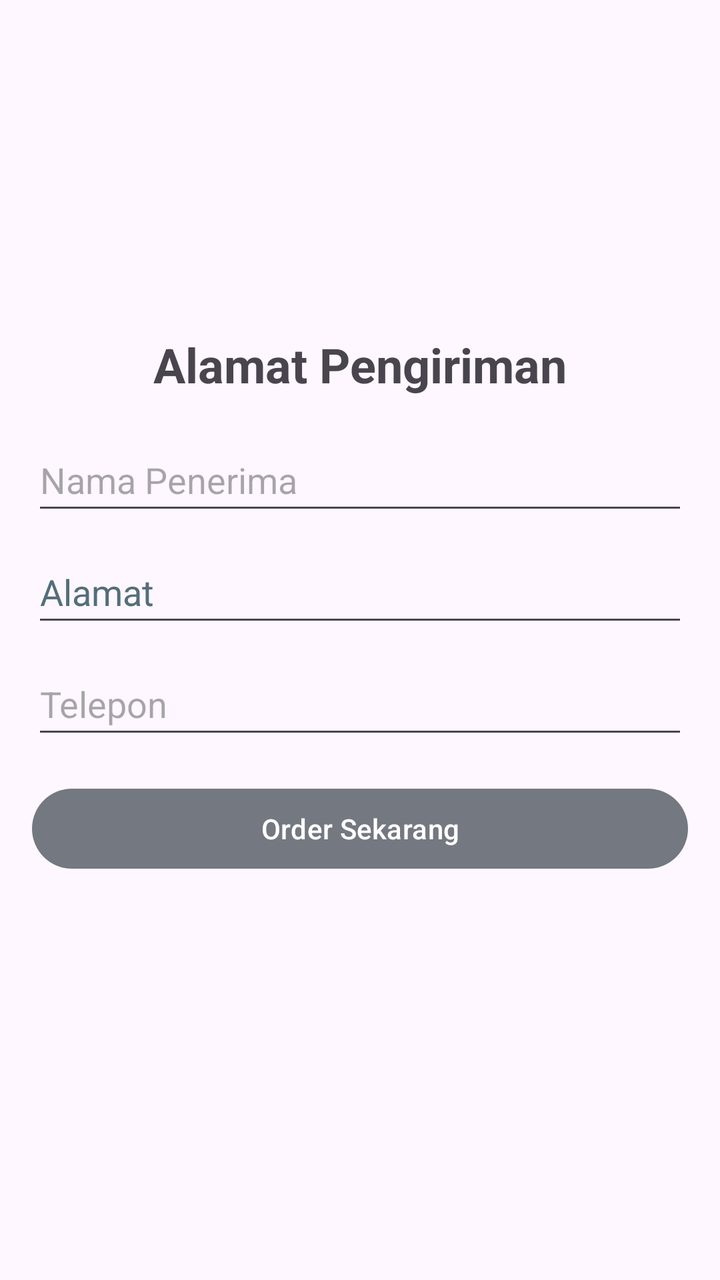
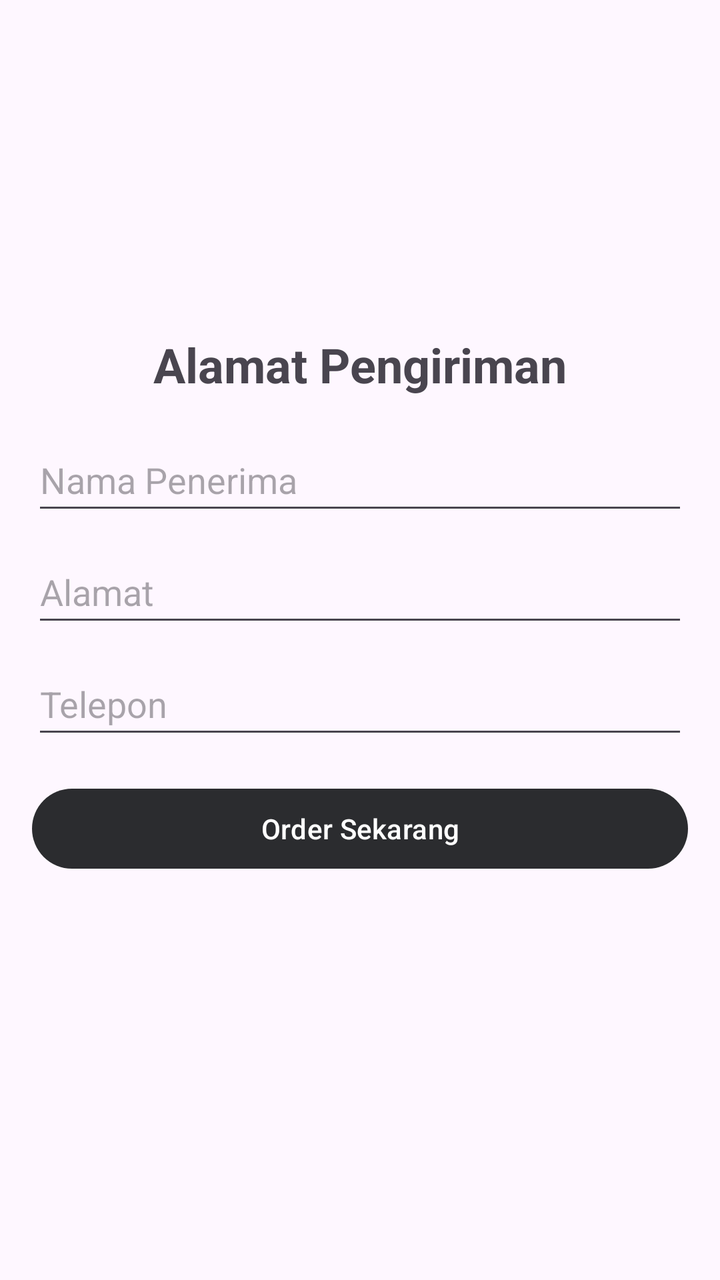

Before-and-after screenshots of an Android layout around one commit, followed by the original layout XML and the change that was made.
<!-- AndroidManifest.xml: application theme Theme.MesenMakanan -->
<!-- res/layout/activity_alamat_pengiriman.xml -->
<?xml version="1.0" encoding="utf-8"?>
<RelativeLayout xmlns:android="http://schemas.android.com/apk/res/android"
    xmlns:tools="http://schemas.android.com/tools"
    android:layout_width="match_parent"
    android:layout_height="match_parent"
    android:padding="16dp"
    tools:context=".AlamatPengirimanActivity">

    <TextView
        android:id="@+id/text_alamat_pengiriman"
        android:layout_width="wrap_content"
        android:layout_height="wrap_content"
        android:text="@string/alamat_pengiriman"
        android:textSize="24sp"
        android:textStyle="bold"
        android:layout_centerHorizontal="true"
        android:layout_marginTop="150dp"/>

    <EditText
        android:id="@+id/edit_text_nama_penerima"
        android:layout_width="match_parent"
        android:layout_height="wrap_content"
        android:layout_below="@id/text_alamat_pengiriman"
        android:layout_marginTop="16dp"
        android:autofillHints=""
        android:hint="@string/nama_penerima"
        android:minHeight="48dp"
        tools:ignore="TextFields" />

    <EditText
        android:id="@+id/edit_text_alamat"
        android:layout_width="match_parent"
        android:layout_height="wrap_content"
        android:layout_below="@id/edit_text_nama_penerima"
        android:layout_marginTop="8dp"
        android:autofillHints=""
        android:hint="@string/alamat"
        android:minHeight="48dp"
        android:textColorHint="#546E7A"
        tools:ignore="TextFields" />

    <EditText
        android:id="@+id/edit_text_telepon"
        android:layout_width="match_parent"
        android:layout_height="wrap_content"
        android:layout_below="@id/edit_text_alamat"
        android:layout_marginTop="8dp"
        android:autofillHints=""
        android:hint="@string/telepon"
        android:inputType="phone"
        android:minHeight="48dp" />

    <Button
        android:id="@+id/button_order_sekarang"
        android:layout_width="match_parent"
        android:layout_height="wrap_content"
        android:text="@string/order_sekarang"
        android:layout_below="@id/edit_text_telepon"
        android:layout_marginTop="16dp"/>

</RelativeLayout>
<!-- resources referenced by this layout -->
<resources>
  <string name="alamat">Alamat</string>
  <string name="alamat_pengiriman">Alamat Pengiriman</string>
  <string name="nama_penerima">Nama Penerima</string>
  <string name="order_sekarang">Order Sekarang</string>
  <string name="telepon">Telepon</string>
  <style name="Theme.MesenMakanan" parent="Base.Theme.MesenMakanan" />
  <style name="Base.Theme.MesenMakanan" parent="Theme.Material3.DayNight.NoActionBar">
          
          <item name="colorPrimary">@color/storm_gray</item>
      </style>
  <color name="storm_gray">#747880</color>
</resources>

<!-- the commit's change to res/layout/activity_alamat_pengiriman.xml (unified diff, before → after) -->
@@ -36,7 +36,6 @@
         android:autofillHints=""
         android:hint="@string/alamat"
         android:minHeight="48dp"
-        android:textColorHint="#546E7A"
         tools:ignore="TextFields" />
 
     <EditText
<!-- resource entries referenced after the edit -->
@@ -10,6 +10,6 @@
           
           <item name="colorPrimary">@color/storm_gray</item>
       </style>
-  <color name="storm_gray">#747880</color>
+  <color name="storm_gray">#2B2C2F</color>
 </resources>
 
